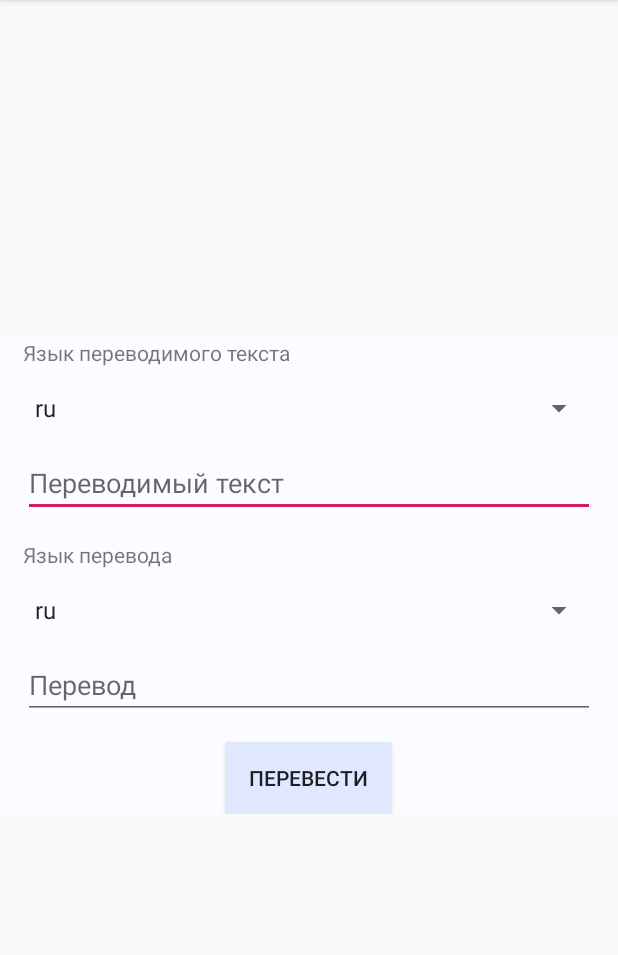
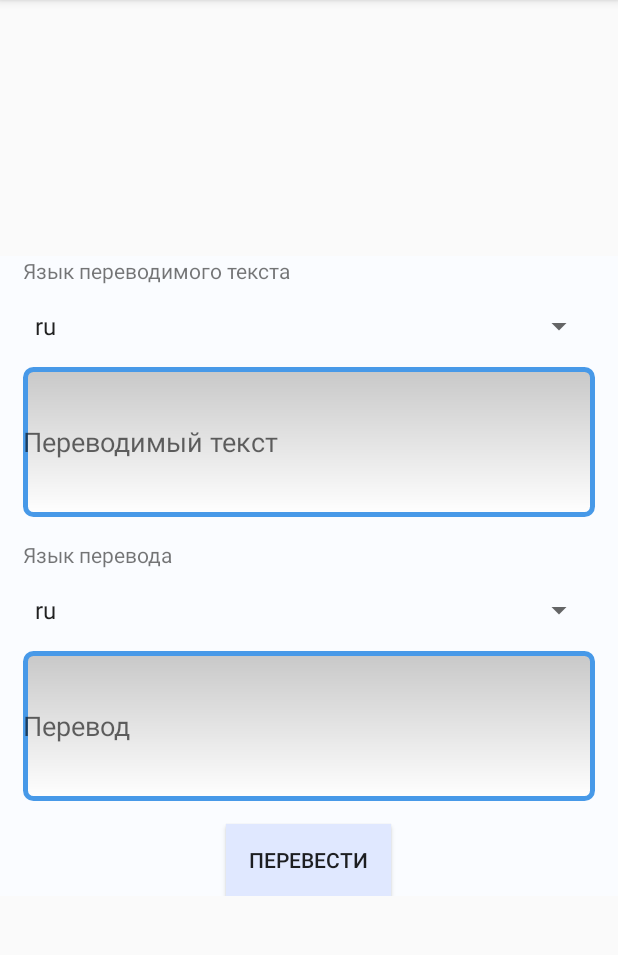
Before and after one commit to eldarian-1/android, an Android app: the screen it shows after launch (TranslatorActivity), on a phone screen of 412 x 824 dp, the part 84-1039 px from its top. Run offline under Robolectric (Android 15) with nearby library versions, the phone set to English and light mode, and no system bars; 4 statements that could not run were skipped.

Commit message:
Last editions for View and MVP

```diff
--- /dev/null
+++ b/app/src/main/java/com/eldarian/translator/DataApp.java
@@ -0,0 +1,6 @@
+package com.eldarian.translator;
+
+public class DataApp {
+    static public final String API_KEY = "trnsl.1.1.20200223T101151Z.f0b089fcc9cceaea.b8f54373181a5280fe6485a26d2e68a2e6475c92";
+    static public final String API_URI = "https://translate.yandex.net/api/v1.5/tr.json/getLangs";
+}
--- a/app/src/main/java/com/eldarian/translator/domain/MockTranslateUseCaselmpl.java
+++ b/app/src/main/java/com/eldarian/translator/domain/MockTranslateUseCaseImpl.java
@@ -3,7 +3,7 @@ package com.eldarian.translator.domain;
 import com.eldarian.translator.Language;
 import com.eldarian.translator.presentation.renderer.Translator;
 
-public class MockTranslateUseCaselmpl implements TranslateUseCase{
+public class MockTranslateUseCaseImpl implements TranslateUseCase{
 
     @Override
     public Translator translate(String world, Language lang) {
--- a/app/src/main/java/com/eldarian/translator/presentation/renderer/StoryAdapter.java
+++ b/app/src/main/java/com/eldarian/translator/presentation/renderer/StoryAdapter.java
@@ -6,6 +6,8 @@ import android.view.View;
 import android.view.ViewGroup;
 import android.widget.ArrayAdapter;
 import android.widget.TextView;
+
+import androidx.annotation.LayoutRes;
 
 import com.eldarian.translator.R;
 
@@ -17,7 +19,7 @@ public class StoryAdapter extends ArrayAdapter<Translator> {
     private int layout;
     private List<Translator> translates;
 
-    public StoryAdapter(Context context, int resource, List<Translator> translates) {
+    public StoryAdapter(Context context, @LayoutRes int resource, List<Translator> translates) {
         super(context, resource, translates);
         this.translates = translates;
         this.layout = resource;
@@ -26,7 +28,7 @@ public class StoryAdapter extends ArrayAdapter<Translator> {
 
     public View getView(int position, View convertView, ViewGroup parent) {
 
-        View view=inflater.inflate(R.layout.item_stories, parent, false);
+        View view = inflater.inflate(R.layout.item_stories, parent, false);
 
         TextView textIn = view.findViewById(R.id.text_in);
         TextView textOut = view.findViewById(R.id.text_out);
--- a/app/src/main/java/com/eldarian/translator/presentation/translator/TranslatorActivity.java
+++ b/app/src/main/java/com/eldarian/translator/presentation/translator/TranslatorActivity.java
@@ -16,6 +16,7 @@ import android.widget.Spinner;
 import android.widget.Toast;
 
 import com.eldarian.translator.R;
+import com.eldarian.translator.presentation.QueryYandex;
 import com.eldarian.translator.presentation.story.StoryActivity;
 import com.eldarian.translator.presentation.renderer.Translator;
 
@@ -30,7 +31,10 @@ import java.net.URL;
 
 import javax.net.ssl.HttpsURLConnection;
 
-public class TranslatorActivity extends AppCompatActivity implements  AdapterView.OnItemSelectedListener, View.OnClickListener {
+public class TranslatorActivity extends AppCompatActivity implements TranslatorView {
+
+    private TranslatorActivityPresenter presenter;
+    private TranslatorModel model;
 
     private Spinner langOut;
     private Spinner langIn;
@@ -41,8 +45,11 @@ public class TranslatorActivity extends AppCompatActivity implements  AdapterVie
     @Override
     protected void onCreate(Bundle savedInstanceState) {
         super.onCreate(savedInstanceState);
-        setContentView(R.layout.activity_main);
+        setContentView(R.layout.activity_translator);
+        init();
+    }
 
+    private void init(){
         langOut = findViewById(R.id.lang_out);
         langIn = findViewById(R.id.lang_in);
         textOut = findViewById(R.id.text_out);
@@ -51,12 +58,19 @@ public class TranslatorActivity extends AppCompatActivity implements  AdapterVie
 
         langOut.setOnItemSelectedListener(this);
         langIn.setOnItemSelectedListener(this);
+        buttonGo.setOnClickListener(this);
 
-        Spinner spinner = findViewById(R.id.lang_out);
-        String selected = spinner.getSelectedItem().toString();
+        String selected = langOut.getSelectedItem().toString();
         Toast.makeText(getApplicationContext(), selected, Toast.LENGTH_SHORT).show();
 
-        buttonGo.setOnClickListener(this);
+        model = new TranslatorModel();
+        presenter = new TranslatorActivityPresenter(model);
+        presenter.attachView(this);
+        presenter.viewIsReady();
+    }
+
+    public void setText(String text){
+        textOut.setText(text);
     }
 
     @Override
@@ -82,7 +96,9 @@ public class TranslatorActivity extends AppCompatActivity implements  AdapterVie
     public void onClick(View v) {
         switch(v.getId()){
             case R.id.button_go:{
-                new TranslateTask().execute();
+                new QueryYandex(this, getResources(), textOut.getText().toString(),
+                        langOut.getSelectedItemPosition(),
+                        langIn.getSelectedItemPosition()).execute();
                 break;
             }
         }
@@ -107,63 +123,9 @@ public class TranslatorActivity extends AppCompatActivity implements  AdapterVie
     }
 
     @Override
-    public void onNothingSelected(AdapterView<?> parent) {
+    protected void onDestroy() {
+        super.onDestroy();
+        presenter.detachView();
     }
 
-    private class TranslateTask extends AsyncTask<Void, Void, String> {
-
-        private String query;
-
-        public TranslateTask() {
-            String[] choose = getResources().getStringArray(R.array.lang_code);
-            query = Translator.API_URI + "?";
-            query += "key=" + Translator.API_KEY + "&";
-            query += "text=" + textOut.getText().toString() + "&";
-            query += "lang=" + choose[langOut.getSelectedItemPosition()] + "-" + choose[langIn.getSelectedItemPosition()] + "&";
-            query += "format=plain";
-        }
-
-        @Override
-        protected String doInBackground(Void... voids) {
-            String content = getContent(query);
-            return content;
-        }
-
-        protected void onPostExecute(String content) {
-            try {
-                JSONObject json = new JSONObject(content);
-                System.out.println(json.toString());
-                String temp = json.getJSONObject("text").toString();
-                System.out.println(temp);
-                textIn.setText(temp);
-                System.out.println(content);
-            } catch (JSONException e) {
-                e.printStackTrace();
-            }
-        }
-
-        private String getContent(String path) {
-            try {
-                URL url = new URL(path);
-                HttpsURLConnection c = (HttpsURLConnection) url.openConnection();
-                c.setRequestMethod("GET");
-                c.setReadTimeout(20000);
-                c.connect();
-                BufferedReader reader = new BufferedReader(new InputStreamReader(c.getInputStream()));
-                String content = "";
-                String line = "";
-                while ((line = reader.readLine()) != null) {
-                    content += line + "\n";
-                }
-                System.out.println(content);
-                return content;
-            } catch (MalformedURLException e) {
-                e.printStackTrace();
-            } catch (IOException e) {
-                e.printStackTrace();
-            }
-            return "";
-        }
-
-    }
 }
--- a/app/src/main/java/com/eldarian/translator/presentation/translator/TranslatorView.java
+++ b/app/src/main/java/com/eldarian/translator/presentation/translator/TranslatorView.java
@@ -1,5 +1,19 @@
 package com.eldarian.translator.presentation.translator;
 
-public interface TranslatorView{
-    void showMessage(int message);
+import android.view.MenuItem;
+import android.view.View;
+import android.widget.AdapterView;
+
+import androidx.annotation.NonNull;
+
+import java.util.List;
+
+public interface TranslatorView {
+
+    //void onGetData(List<String> data);
+    public boolean onOptionsItemSelected(MenuItem item);
+    public void onClick(View view);
+    public void onItemSelected(AdapterView<?> parent, View v, int position, long id);
+
+    void setText(String temp);
 }
--- a/app/src/main/res/layout/activity_main.xml
+++ b/app/src/main/res/layout/activity_translator.xml
@@ -27,12 +27,9 @@
 
     <EditText
         android:id="@+id/text_out"
-
-        android:layout_width="match_parent"
-        android:layout_height="wrap_content"
-        android:inputType="textLongMessage"
-        android:hint="@string/text_out"
-        android:layout_marginTop="15dp"/>
+        android:background="@drawable/edit_text_style"
+        style="@style/edit_text_style"
+        android:hint="@string/text_out"/>
 
     <TextView
         android:id="@+id/text_lang_in"
@@ -50,10 +47,9 @@
 
     <EditText
         android:id="@+id/text_in"
-        android:layout_width="match_parent"
-        android:layout_height="wrap_content"
-        android:hint="@string/text_in"
-        android:layout_marginTop="15dp"/>
+        android:background="@drawable/edit_text_style"
+        style="@style/edit_text_style"
+        android:hint="@string/text_in"/>
 
     <Button
         android:id="@+id/button_go"
--- a/app/src/main/res/values/styles.xml
+++ b/app/src/main/res/values/styles.xml
@@ -8,4 +8,12 @@
         <item name="colorAccent">@color/colorAccent</item>
     </style>
 
+    <style name="edit_text_style">
+        <item name="android:background">@drawable/edit_text_style</item>
+        <item name="android:layout_width">match_parent</item>
+        <item name="android:layout_height">100dp</item>
+        <item name="android:inputType">textLongMessage</item>
+        <item name="android:layout_marginTop">15dp</item>
+    </style>
+
 </resources>
```
Also changed, not shown: app/src/main/java/com/eldarian/translator/presentation/QueryYandex.java (added, +77 -0 lines), app/src/main/java/com/eldarian/translator/presentation/renderer/Translator.java (+7 -7 lines), app/src/main/java/com/eldarian/translator/presentation/story/StoryActivityPresenter.java (added, +47 -0 lines), app/src/main/java/com/eldarian/translator/presentation/story/StoryView.java (added, +47 -0 lines), app/src/main/java/com/eldarian/translator/presentation/translator/TranslatorActivityPresenter.java (+14 -127 lines), app/src/main/java/com/eldarian/translator/presentation/translator/TranslatorModel.java (added, +16 -0 lines).
